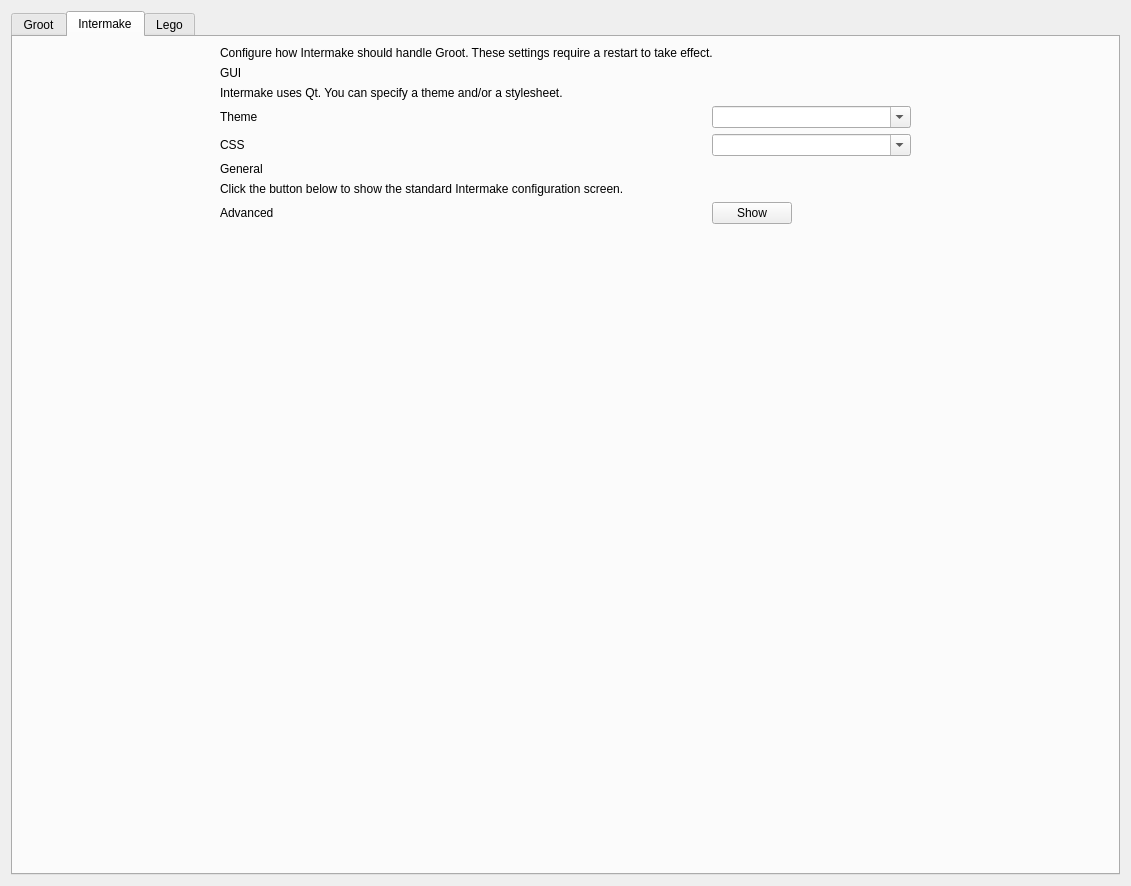
JMcInerneyLab/groot, file groot/frontends/gui/forms/designer/frm_view_options_designer.ui: the form before one commit.
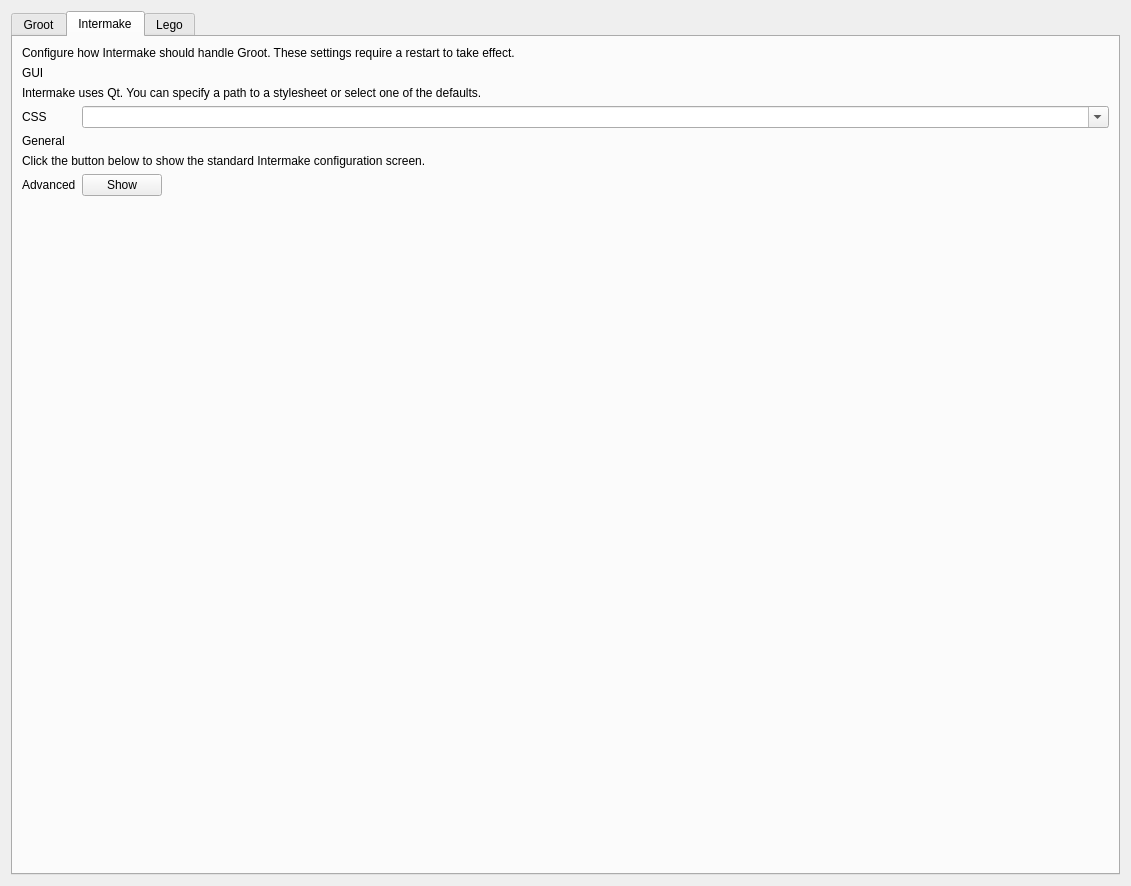
The form after the commit. The open tabs and pages were chosen to show the change.

What changed in the file:
```diff
--- a/groot/frontends/gui/forms/designer/frm_view_options_designer.ui
+++ b/groot/frontends/gui/forms/designer/frm_view_options_designer.ui
@@ -253,31 +253,30 @@
        <string>Intermake</string>
       </attribute>
       <layout class="QGridLayout" name="gridLayout">
+       <item row="6" column="0" colspan="2">
+        <widget class="QLabel" name="label_23">
+         <property name="text">
+          <string>Click the button below to show the standard Intermake configuration screen.</string>
+         </property>
+         <property name="style" stdset="0">
+          <string>helpbox</string>
+         </property>
+        </widget>
+       </item>
        <item row="3" column="1">
-        <widget class="QComboBox" name="CMB_THEME">
-         <property name="editable">
-          <bool>true</bool>
-         </property>
-        </widget>
-       </item>
-       <item row="2" column="0" colspan="2">
-        <widget class="QLabel" name="label_22">
-         <property name="text">
-          <string>Intermake uses Qt. You can specify a theme and/or a stylesheet.</string>
-         </property>
-         <property name="style" stdset="0">
-          <string>helpbox</string>
-         </property>
-        </widget>
-       </item>
-       <item row="4" column="1">
         <widget class="QComboBox" name="CMB_CSS">
+         <property name="sizePolicy">
+          <sizepolicy hsizetype="Expanding" vsizetype="Fixed">
+           <horstretch>0</horstretch>
+           <verstretch>0</verstretch>
+          </sizepolicy>
+         </property>
          <property name="editable">
           <bool>true</bool>
          </property>
         </widget>
        </item>
-       <item row="8" column="1">
+       <item row="7" column="1">
         <widget class="QPushButton" name="BTN_INTERMAKE_ADVANCED">
          <property name="sizePolicy">
           <sizepolicy hsizetype="Fixed" vsizetype="Fixed">
@@ -290,14 +289,7 @@
          </property>
         </widget>
        </item>
-       <item row="8" column="0">
-        <widget class="QLabel" name="label_13">
-         <property name="text">
-          <string>Advanced</string>
-         </property>
-        </widget>
-       </item>
-       <item row="6" column="0" colspan="2">
+       <item row="5" column="0" colspan="2">
         <widget class="QLabel" name="label_21">
          <property name="text">
           <string>General</string>
@@ -307,7 +299,24 @@
          </property>
         </widget>
        </item>
-       <item row="10" column="0" colspan="2">
+       <item row="7" column="0">
+        <widget class="QLabel" name="label_13">
+         <property name="text">
+          <string>Advanced</string>
+         </property>
+        </widget>
+       </item>
+       <item row="0" column="0" colspan="2">
+        <widget class="QLabel" name="label_18">
+         <property name="text">
+          <string>Configure how Intermake should handle Groot. These settings require a restart to take effect.</string>
+         </property>
+         <property name="style" stdset="0">
+          <string>helpbox</string>
+         </property>
+        </widget>
+       </item>
+       <item row="9" column="0" colspan="2">
         <spacer name="verticalSpacer_3">
          <property name="orientation">
           <enum>Qt::Vertical</enum>
@@ -320,40 +329,17 @@
          </property>
         </spacer>
        </item>
-       <item row="1" column="0" colspan="2">
-        <widget class="QLabel" name="label_20">
+       <item row="2" column="0" colspan="2">
+        <widget class="QLabel" name="label_22">
          <property name="text">
-          <string>GUI</string>
+          <string>Intermake uses Qt. You can specify a path to a stylesheet or select one of the defaults.</string>
          </property>
          <property name="style" stdset="0">
-          <string>heading</string>
+          <string>helpbox</string>
          </property>
         </widget>
        </item>
        <item row="3" column="0">
-        <widget class="QLabel" name="label_12">
-         <property name="sizePolicy">
-          <sizepolicy hsizetype="Fixed" vsizetype="Preferred">
-           <horstretch>0</horstretch>
-           <verstretch>0</verstretch>
-          </sizepolicy>
-         </property>
-         <property name="text">
-          <string>Theme</string>
-         </property>
-        </widget>
-       </item>
-       <item row="0" column="0" colspan="2">
-        <widget class="QLabel" name="label_18">
-         <property name="text">
-          <string>Configure how Intermake should handle Groot. These settings require a restart to take effect.</string>
-         </property>
-         <property name="style" stdset="0">
-          <string>helpbox</string>
-         </property>
-        </widget>
-       </item>
-       <item row="4" column="0">
         <widget class="QLabel" name="label_15">
          <property name="sizePolicy">
           <sizepolicy hsizetype="Fixed" vsizetype="Preferred">
@@ -366,13 +352,13 @@
          </property>
         </widget>
        </item>
-       <item row="7" column="0" colspan="2">
-        <widget class="QLabel" name="label_23">
+       <item row="1" column="0" colspan="2">
+        <widget class="QLabel" name="label_20">
          <property name="text">
-          <string>Click the button below to show the standard Intermake configuration screen.</string>
+          <string>GUI</string>
          </property>
          <property name="style" stdset="0">
-          <string>helpbox</string>
+          <string>heading</string>
          </property>
         </widget>
        </item>
```
